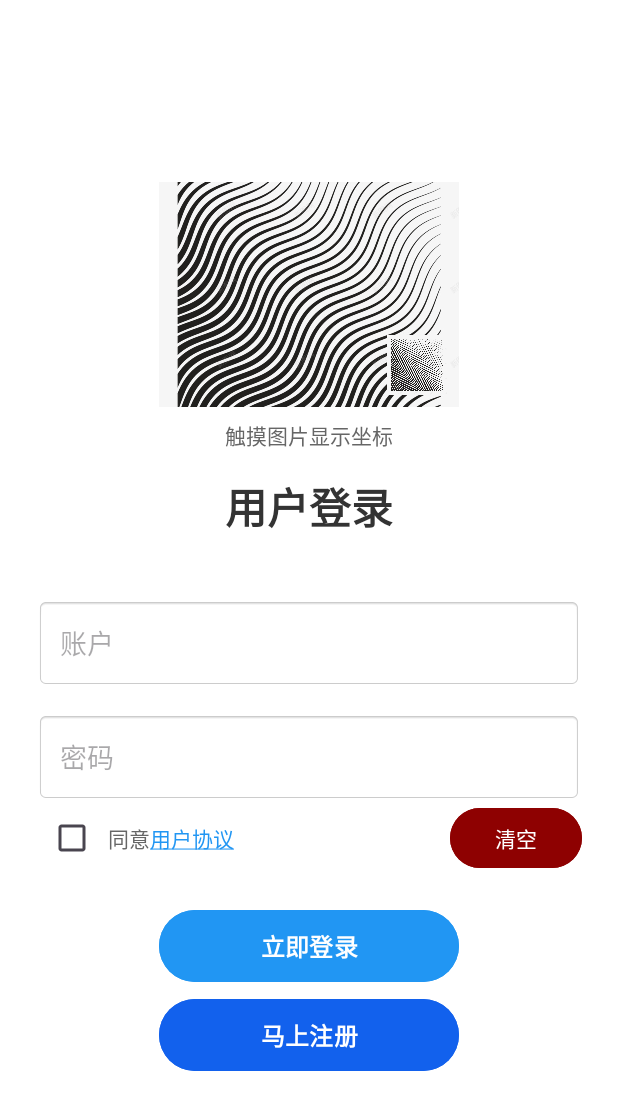
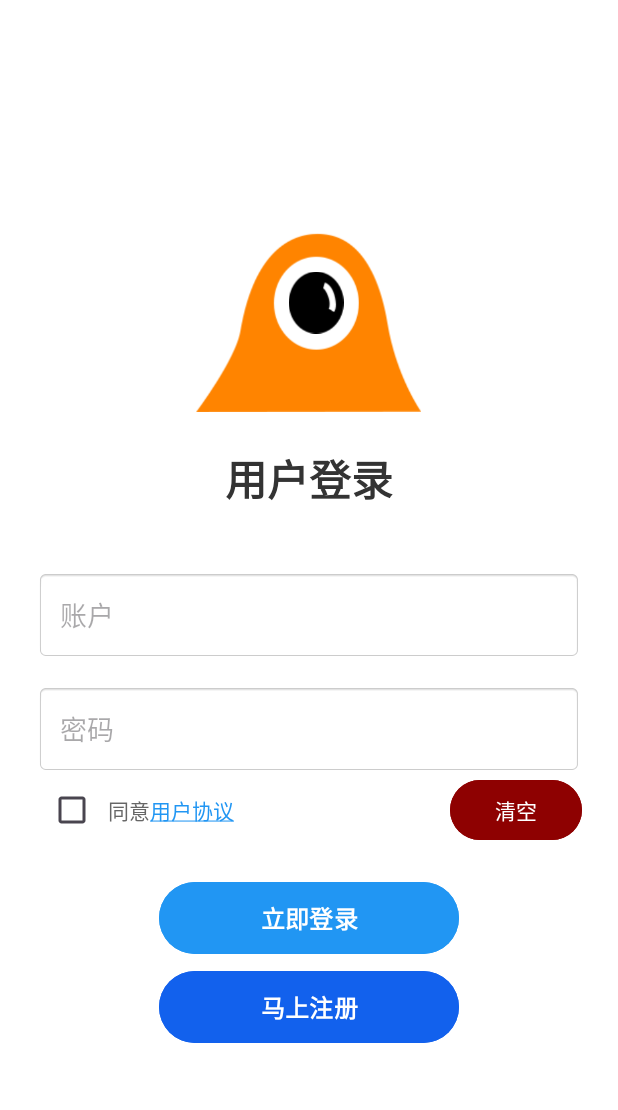
Before and after one commit to LLZZHH-pg/Education-App, an Android app: the LoginActivity screen opened directly, with no data from a screen before it, on a phone screen of 412 x 824 dp. Shown: the top 1110 px of the screen. Run offline under Robolectric (Android 15) with nearby library versions, the phone set to English and light mode, and no system bars.

Commit message:
登录彩蛋

```diff
--- a/app/src/main/java/com/example/test1/LoginActivity.java
+++ b/app/src/main/java/com/example/test1/LoginActivity.java
@@ -4,15 +4,18 @@ import android.annotation.SuppressLint;
 import android.app.NotificationChannel;
 import android.app.NotificationManager;
 import android.content.Intent;
+import android.graphics.Matrix;
 import android.os.Build;
 import android.os.Bundle;
 import android.text.Html;
 import android.text.method.LinkMovementMethod;
-import android.view.MotionEvent;
+import android.util.DisplayMetrics;
 import android.view.View;
+import android.view.ViewGroup;
 import android.widget.Button;
 import android.widget.CheckBox;
 import android.widget.EditText;
+import android.widget.FrameLayout;
 import android.widget.ImageView;
 import android.widget.TextView;
 import android.widget.Toast;
@@ -26,6 +29,44 @@ public class LoginActivity extends AppCompatActivity {
 
     private static final String CHANNEL_ID = "LOGIN_CHANNEL";
     private static final int NOTIFICATION_ID = 1001;
+    // 大图片尺寸
+    private static final int ORIGINAL_IMAGE_WIDTH = 228;
+    private static final int ORIGINAL_IMAGE_HEIGHT = 180;
+    private float startX=0f;
+    private float startY=0f;
+
+    // 可活动区域参数
+    private static final int ACTIVITY_AREA_CENTER_X = 122; // 中心点X相对图片左上角坐标
+    private static final int ACTIVITY_AREA_CENTER_Y = 70;  // 中心点Y相对图片左上角坐标
+    private static final int ACTIVITY_AREA_WIDTH = 30;    // 可活动区域宽度
+    private static final int ACTIVITY_AREA_HEIGHT = 31;  // 可活动区域高度
+    private float activityAreaCenterX;
+    private float activityAreaCenterY;
+
+
+    // 小图片尺寸
+    private static final int SMALL_IMAGE_WIDTH = 56;
+    private static final int SMALL_IMAGE_HEIGHT = 63;
+    private float touchimage2Width=SMALL_IMAGE_WIDTH;
+    private float touchimage2Height=SMALL_IMAGE_HEIGHT;
+
+
+    // 屏幕尺寸
+    private int screenWidth;
+    private int screenHeight;
+    private float screenCenterX;
+    private float screenCenterY;
+
+    // 缩放系数和映射关系
+    private float touchimageScale = 1.0f;
+    private float screenScaleX=1.0f;
+    private float screenScaleY=1.0f;
+
+    // View引用
+    private ImageView touchImage;
+    private ImageView touchImage2;
+    private FrameLayout imageContainer;
+
 
     @SuppressLint("ClickableViewAccessibility")
     @Override
@@ -34,33 +75,37 @@ public class LoginActivity extends AppCompatActivity {
         EdgeToEdge.enable(this);
         setContentView(R.layout.activity_login);
 
+        // 初始化View
+        touchImage = findViewById(R.id.touchImage);
+        touchImage2 = findViewById(R.id.touchImage2);
+        imageContainer = findViewById(R.id.imageContainer);
+
         EditText usernameEditText = findViewById(R.id.usernameEditText);
         EditText passwordEditText = findViewById(R.id.passwordEditText);
 
-        ImageView touchImage = findViewById(R.id.touchImage);
-        TextView coordinatesText = findViewById(R.id.coordinatesText);
         View rootView = findViewById(android.R.id.content);
         rootView.setOnTouchListener((v, event) -> {
-            float rawX = event.getRawX();
-            float rawY = event.getRawY();
-
-            // 获取图片在屏幕上的位置
-            int[] imgLoc = new int[2];
-            touchImage.getLocationOnScreen(imgLoc);
-
-            switch (event.getAction()) {
-                case MotionEvent.ACTION_DOWN:
-                case MotionEvent.ACTION_MOVE:
-                    String text = String.format("屏幕坐标: (%.1f, %.1f)", rawX, rawY);
-                    coordinatesText.setText(text);
+            switch (event.getActionMasked()) {
+                case android.view.MotionEvent.ACTION_DOWN:
+                case android.view.MotionEvent.ACTION_MOVE: {
+                    float rawX = event.getRawX();
+                    float rawY = event.getRawY();
+                    updateSmallImagePosition(rawX, rawY);
                     break;
-                case MotionEvent.ACTION_UP:
-                case MotionEvent.ACTION_CANCEL:
-                    touchImage.setAlpha(1.0f);
+                }
+                case android.view.MotionEvent.ACTION_UP:
+                case android.view.MotionEvent.ACTION_CANCEL: {
+                    resetSmallImagePosition();
+                    break;
+                }
+                default:
                     break;
             }
             return true;
         });
+
+        // 计算缩放比例和初始化小图片位置（在布局完成后设置）
+        imageContainer.post(this::initializeSmallImagePosition);
 
         Button registerButton = findViewById(R.id.registerButton);
         registerButton.setOnClickListener(v -> {
@@ -138,6 +183,76 @@ public class LoginActivity extends AppCompatActivity {
 
     }
 
+
+    /**
+     * 初始化小图片位置
+     */
+    private void initializeSmallImagePosition() {
+        // 计算图片缩放比例和映射系数
+        calculateImageScale();
+        // 重置小图片到可活动区域中心
+        resetSmallImagePosition();
+    }
+    /**
+     * 计算图片缩放比例和映射系数
+     */
+    private void calculateImageScale() {
+        // 获取屏幕尺寸
+        DisplayMetrics displayMetrics = new DisplayMetrics();
+        getWindowManager().getDefaultDisplay().getMetrics(displayMetrics);
+        screenWidth = displayMetrics.widthPixels;
+        screenHeight = displayMetrics.heightPixels;
+        screenCenterX = screenWidth / 2f;
+        screenCenterY = screenHeight / 2f;
+
+        // 获取大图片的显示尺寸计算图片的缩放比例
+        float touchimageScaleX = (float) touchImage.getWidth() / ORIGINAL_IMAGE_WIDTH;
+        float touchimageScaleY = (float) touchImage.getHeight() / ORIGINAL_IMAGE_HEIGHT;
+        touchimageScale = Math.min(touchimageScaleX, touchimageScaleY);
+
+        //计算活动区域中心点位置
+        startX= (touchImage.getWidth() - ORIGINAL_IMAGE_WIDTH*touchimageScale) / 2f;
+        startY= (touchImage.getHeight() - ORIGINAL_IMAGE_HEIGHT*touchimageScale) / 2f;
+        activityAreaCenterX= ACTIVITY_AREA_CENTER_X * touchimageScale + startX;
+        activityAreaCenterY= ACTIVITY_AREA_CENTER_Y * touchimageScale + startY;
+
+        // 设置小图片的大小
+        touchimage2Width=touchimage2Width*touchimageScale;
+        touchimage2Height=touchimage2Height*touchimageScale;
+        ViewGroup.LayoutParams lp = touchImage2.getLayoutParams();
+        lp.width = Math.round(touchimage2Width);
+        lp.height = Math.round(touchimage2Height);
+        touchImage2.setLayoutParams(lp);
+
+        //计算屏幕X,Y映射比例
+        screenScaleX=ACTIVITY_AREA_WIDTH*touchimageScale/screenWidth;
+        screenScaleY=ACTIVITY_AREA_HEIGHT*touchimageScale/screenHeight;
+
+    }
+    /**
+     * 重置小图片到可活动区域中心
+     */
+    private void resetSmallImagePosition() {
+        float newX= activityAreaCenterX - touchimage2Width / 2;
+        float newY= activityAreaCenterY - touchimage2Height / 2;
+        // 更新小图片位置
+        touchImage2.setX(newX);
+        touchImage2.setY(newY);
+    }
+    /**
+     * 更新小图片位置
+     */
+    private void updateSmallImagePosition(float touchX, float touchY) {
+        // 计算触摸点相对于屏幕中心的偏移
+        float newX = (touchX - screenCenterX) * screenScaleX + activityAreaCenterX - touchimage2Width / 2;
+        float newY = (touchY - screenCenterY) * screenScaleY + activityAreaCenterY - touchimage2Height / 2;
+
+        // 更新小图片位置
+        touchImage2.setX(newX);
+        touchImage2.setY(newY);
+    }
+
+
     /**
      * 创建通知渠道（Android 8.0+需要）
      */
--- a/app/src/main/res/layout/activity_login.xml
+++ b/app/src/main/res/layout/activity_login.xml
@@ -11,7 +11,8 @@
 
 
     <FrameLayout
-        android:layout_width="200dp"
+        android:id="@+id/imageContainer"
+        android:layout_width="150dp"
         android:layout_height="150dp"
         android:layout_marginTop="16dp"
         android:layout_marginBottom="8dp">
@@ -20,32 +21,21 @@
             android:id="@+id/touchImage"
             android:layout_width="match_parent"
             android:layout_height="match_parent"
-            android:background="#E3F2FD"
             android:contentDescription="触摸图片"
-            android:scaleType="centerCrop"
+            android:scaleType="centerInside"
             android:src="@drawable/title" />
 
         <ImageView
             android:id="@+id/touchImage2"
-            android:layout_width="40dp"
-            android:layout_height="40dp"
-            android:layout_gravity="bottom|end"
-            android:layout_margin="8dp"
-            android:background="#E3F2FD"
+            android:layout_width="wrap_content"
+            android:layout_height="wrap_content"
             android:contentDescription="小图片"
-            android:scaleType="centerCrop"
-            android:src="@drawable/title" />
+            android:scaleType="fitXY"
+            android:src="@drawable/little" />
 
     </FrameLayout>
 
-    <TextView
-        android:id="@+id/coordinatesText"
-        android:layout_width="wrap_content"
-        android:layout_height="wrap_content"
-        android:layout_marginBottom="16dp"
-        android:text="触摸图片显示坐标"
-        android:textColor="#666666"
-        android:textSize="14sp" />
+
 
     <!-- 标题 -->
     <TextView
```
Also changed, not shown: app/src/main/res/drawable/little.png (added), app/src/main/res/drawable/title.jpg (deleted), app/src/main/res/drawable/title.png (added), 1 other file.
